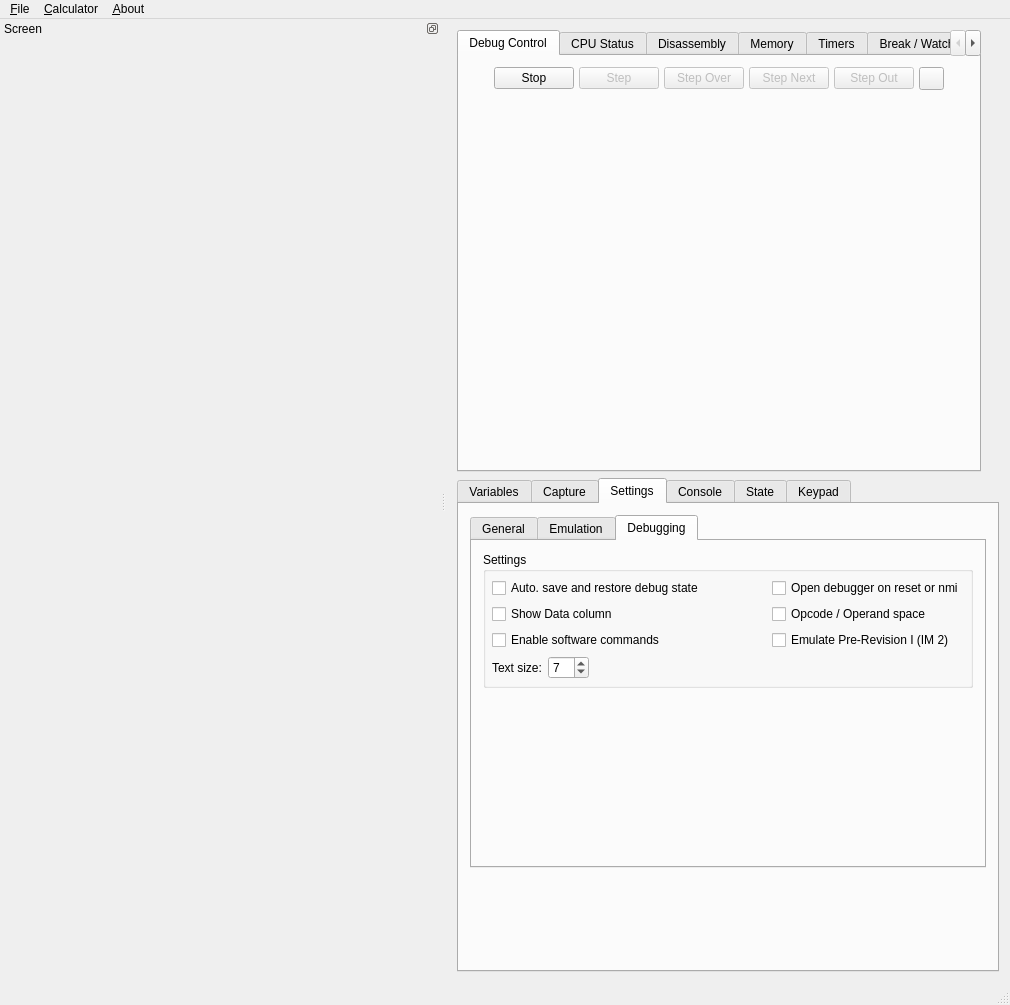
Old version of the form gui/qt/mainwindow.ui in the repository CE-Programming/CEmu.
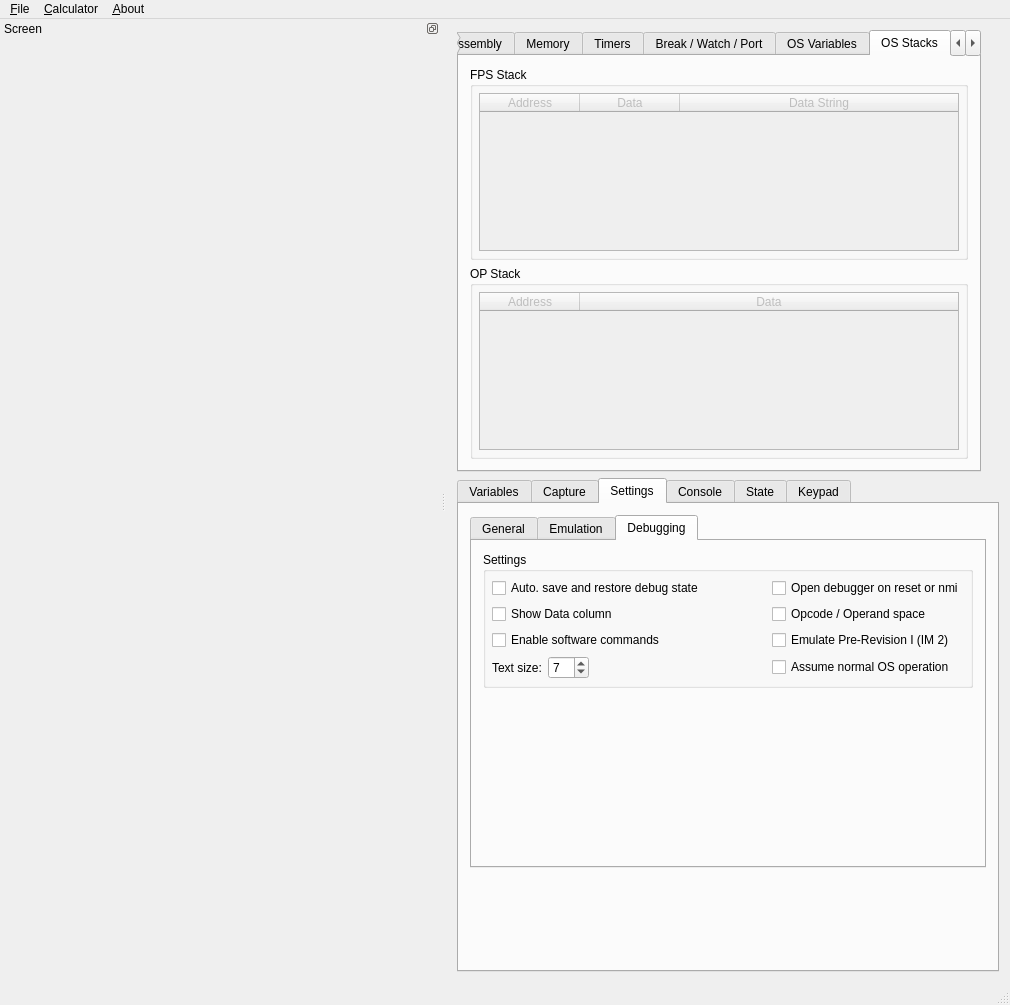
New version of the form. The open tabs and pages were chosen to show the change. Icons and pictures are not drawn. Custom widgets are drawn as their Qt base class.

Commit message: Add OPS and FPS views These could be made better, but "good enough" for now

Patch:
```diff
--- a/gui/qt/mainwindow.ui
+++ b/gui/qt/mainwindow.ui
@@ -4559,7 +4559,7 @@
          <normaloff>:/icons/resources/icons/os_view.png</normaloff>:/icons/resources/icons/os_view.png</iconset>
        </attribute>
        <attribute name="title">
-        <string>OS View</string>
+        <string>OS Variables</string>
        </attribute>
        <layout class="QVBoxLayout" name="verticalLayout_39">
         <item>
@@ -4829,6 +4829,242 @@
         </item>
        </layout>
       </widget>
+      <widget class="QWidget" name="debugOsStacksWidget">
+       <attribute name="icon">
+        <iconset resource="resources.qrc">
+         <normaloff>:/icons/resources/icons/stack.png</normaloff>:/icons/resources/icons/stack.png</iconset>
+       </attribute>
+       <attribute name="title">
+        <string>OS Stacks</string>
+       </attribute>
+       <layout class="QGridLayout" name="gridLayout_15">
+        <item row="1" column="0">
+         <widget class="QGroupBox" name="groupBox_13">
+          <property name="sizePolicy">
+           <sizepolicy hsizetype="Preferred" vsizetype="Preferred">
+            <horstretch>0</horstretch>
+            <verstretch>0</verstretch>
+           </sizepolicy>
+          </property>
+          <property name="title">
+           <string>OP Stack</string>
+          </property>
+          <layout class="QVBoxLayout" name="verticalLayout_30">
+           <property name="leftMargin">
+            <number>6</number>
+           </property>
+           <property name="topMargin">
+            <number>6</number>
+           </property>
+           <property name="rightMargin">
+            <number>6</number>
+           </property>
+           <property name="bottomMargin">
+            <number>6</number>
+           </property>
+           <item>
+            <widget class="QTableWidget" name="opStack">
+             <property name="enabled">
+              <bool>false</bool>
+             </property>
+             <property name="sizePolicy">
+              <sizepolicy hsizetype="Expanding" vsizetype="Expanding">
+               <horstretch>0</horstretch>
+               <verstretch>0</verstretch>
+              </sizepolicy>
+             </property>
+             <property name="contextMenuPolicy">
+              <enum>Qt::CustomContextMenu</enum>
+             </property>
+             <property name="acceptDrops">
+              <bool>false</bool>
+             </property>
+             <property name="autoScroll">
+              <bool>false</bool>
+             </property>
+             <property name="editTriggers">
+              <set>QAbstractItemView::NoEditTriggers</set>
+             </property>
+             <property name="showDropIndicator" stdset="0">
+              <bool>false</bool>
+             </property>
+             <property name="dragDropOverwriteMode">
+              <bool>false</bool>
+             </property>
+             <property name="selectionMode">
+              <enum>QAbstractItemView::SingleSelection</enum>
+             </property>
+             <property name="selectionBehavior">
+              <enum>QAbstractItemView::SelectRows</enum>
+             </property>
+             <property name="textElideMode">
+              <enum>Qt::ElideRight</enum>
+             </property>
+             <property name="horizontalScrollMode">
+              <enum>QAbstractItemView::ScrollPerPixel</enum>
+             </property>
+             <property name="sortingEnabled">
+              <bool>false</bool>
+             </property>
+             <property name="cornerButtonEnabled">
+              <bool>false</bool>
+             </property>
+             <attribute name="horizontalHeaderDefaultSectionSize">
+              <number>100</number>
+             </attribute>
+             <attribute name="horizontalHeaderHighlightSections">
+              <bool>false</bool>
+             </attribute>
+             <attribute name="horizontalHeaderMinimumSectionSize">
+              <number>40</number>
+             </attribute>
+             <attribute name="horizontalHeaderShowSortIndicator" stdset="0">
+              <bool>false</bool>
+             </attribute>
+             <attribute name="horizontalHeaderStretchLastSection">
+              <bool>true</bool>
+             </attribute>
+             <attribute name="verticalHeaderVisible">
+              <bool>false</bool>
+             </attribute>
+             <attribute name="verticalHeaderDefaultSectionSize">
+              <number>21</number>
+             </attribute>
+             <attribute name="verticalHeaderShowSortIndicator" stdset="0">
+              <bool>false</bool>
+             </attribute>
+             <column>
+              <property name="text">
+               <string>Address</string>
+              </property>
+             </column>
+             <column>
+              <property name="text">
+               <string>Data</string>
+              </property>
+             </column>
+            </widget>
+           </item>
+          </layout>
+         </widget>
+        </item>
+        <item row="0" column="0">
+         <widget class="QGroupBox" name="groupBox_14">
+          <property name="sizePolicy">
+           <sizepolicy hsizetype="Preferred" vsizetype="Preferred">
+            <horstretch>0</horstretch>
+            <verstretch>0</verstretch>
+           </sizepolicy>
+          </property>
+          <property name="title">
+           <string>FPS Stack</string>
+          </property>
+          <layout class="QVBoxLayout" name="verticalLayout_36">
+           <property name="leftMargin">
+            <number>6</number>
+           </property>
+           <property name="topMargin">
+            <number>6</number>
+           </property>
+           <property name="rightMargin">
+            <number>6</number>
+           </property>
+           <property name="bottomMargin">
+            <number>6</number>
+           </property>
+           <item>
+            <widget class="QTableWidget" name="fpStack">
+             <property name="enabled">
+              <bool>false</bool>
+             </property>
+             <property name="sizePolicy">
+              <sizepolicy hsizetype="Expanding" vsizetype="Expanding">
+               <horstretch>0</horstretch>
+               <verstretch>0</verstretch>
+              </sizepolicy>
+             </property>
+             <property name="contextMenuPolicy">
+              <enum>Qt::CustomContextMenu</enum>
+             </property>
+             <property name="acceptDrops">
+              <bool>false</bool>
+             </property>
+             <property name="autoScroll">
+              <bool>false</bool>
+             </property>
+             <property name="editTriggers">
+              <set>QAbstractItemView::NoEditTriggers</set>
+             </property>
+             <property name="showDropIndicator" stdset="0">
+              <bool>false</bool>
+             </property>
+             <property name="dragDropOverwriteMode">
+              <bool>false</bool>
+             </property>
+             <property name="selectionMode">
+              <enum>QAbstractItemView::SingleSelection</enum>
+             </property>
+             <property name="selectionBehavior">
+              <enum>QAbstractItemView::SelectRows</enum>
+             </property>
+             <property name="textElideMode">
+              <enum>Qt::ElideRight</enum>
+             </property>
+             <property name="horizontalScrollMode">
+              <enum>QAbstractItemView::ScrollPerPixel</enum>
+             </property>
+             <property name="sortingEnabled">
+              <bool>false</bool>
+             </property>
+             <property name="cornerButtonEnabled">
+              <bool>false</bool>
+             </property>
+             <attribute name="horizontalHeaderDefaultSectionSize">
+              <number>100</number>
+             </attribute>
+             <attribute name="horizontalHeaderHighlightSections">
+              <bool>false</bool>
+             </attribute>
+             <attribute name="horizontalHeaderMinimumSectionSize">
+              <number>40</number>
+             </attribute>
+             <attribute name="horizontalHeaderShowSortIndicator" stdset="0">
+              <bool>false</bool>
+             </attribute>
+             <attribute name="horizontalHeaderStretchLastSection">
+              <bool>true</bool>
+             </attribute>
+             <attribute name="verticalHeaderVisible">
+              <bool>false</bool>
+             </attribute>
+             <attribute name="verticalHeaderDefaultSectionSize">
+              <number>21</number>
+             </attribute>
+             <attribute name="verticalHeaderShowSortIndicator" stdset="0">
+              <bool>false</bool>
+             </attribute>
+             <column>
+              <property name="text">
+               <string>Address</string>
+              </property>
+             </column>
+             <column>
+              <property name="text">
+               <string>Data</string>
+              </property>
+             </column>
+             <column>
+              <property name="text">
+               <string>Data String</string>
+              </property>
+             </column>
+            </widget>
+           </item>
+          </layout>
+         </widget>
+        </item>
+       </layout>
+      </widget>
       <widget class="QWidget" name="debugMiscWidget">
        <attribute name="icon">
         <iconset resource="resources.qrc">
@@ -8672,6 +8908,13 @@
                  </property>
                 </widget>
                </item>
+               <item row="3" column="1">
+                <widget class="QCheckBox" name="checkNormOs">
+                 <property name="text">
+                  <string>Assume normal OS operation</string>
+                 </property>
+                </widget>
+               </item>
               </layout>
              </widget>
             </item>
```
Left out of the diff: 272 changed lines with no effect on the pictures. The commit also changes 6 other files.
